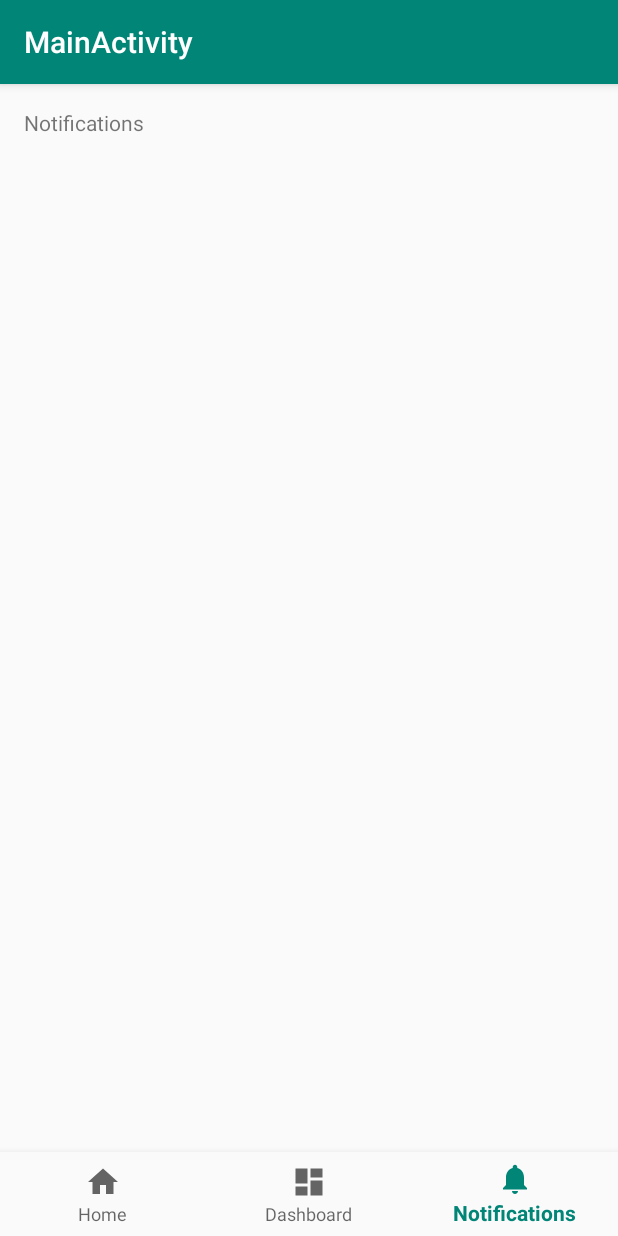
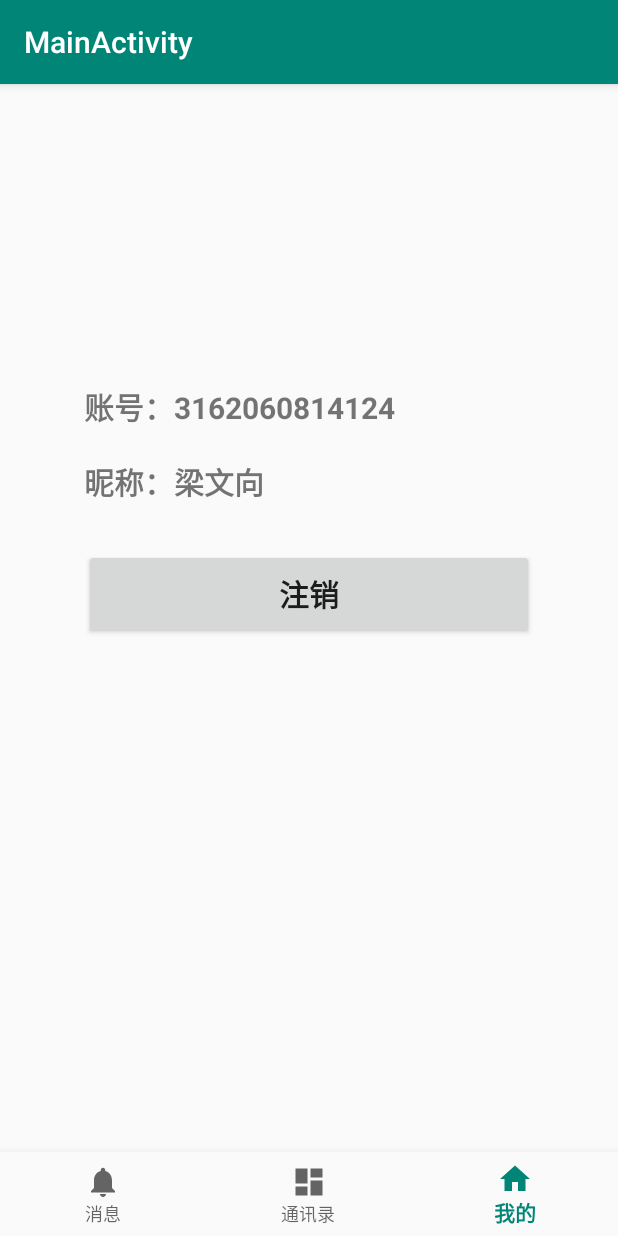
Before and after one commit to SpeakingSword/SocialSoftware, an Android app: the MainActivity screen opened directly, with no data from a screen before it, item 3 of the bottom bar chosen, on a phone screen of 412 x 824 dp. Run offline under Robolectric (Android 15) with nearby library versions, the phone set to English and light mode, and no system bars; libraries missing offline, so code that uses them is left out: com.netease.nimlib.

Commit message:
some change

```diff
--- a/app/build.gradle
+++ b/app/build.gradle
@@ -28,6 +28,7 @@
     implementation 'com.android.support:appcompat-v7:28.0.0'
     implementation 'com.android.support.constraint:constraint-layout:1.1.3'
     implementation 'com.android.support:design:28.0.0'
+    implementation 'com.android.support:support-v4:28.0.0'
     testImplementation 'junit:junit:4.12'
     androidTestImplementation 'com.android.support.test:runner:1.0.2'
     androidTestImplementation 'com.android.support.test.espresso:espresso-core:3.0.2'
--- a/app/src/main/AndroidManifest.xml
+++ b/app/src/main/AndroidManifest.xml
@@ -107,7 +107,6 @@
             android:exported="false"
             android:process=":core" />
 
-        <activity android:name=".MessageActivity" />
         <activity
             android:name=".MainActivity"
             android:label="@string/title_activity_main"></activity>
--- a/app/src/main/java/com/example/hp/tiptip/MainActivity.java
+++ b/app/src/main/java/com/example/hp/tiptip/MainActivity.java
@@ -1,15 +1,29 @@
 package com.example.hp.tiptip;
 
+import android.content.Intent;
+import android.net.Uri;
 import android.os.Bundle;
 import android.support.annotation.NonNull;
 import android.support.design.widget.BottomNavigationView;
+import android.support.v4.app.Fragment;
+import android.support.v4.app.FragmentManager;
+import android.support.v4.app.FragmentTransaction;
 import android.support.v7.app.AppCompatActivity;
 import android.view.MenuItem;
+import android.view.View;
 import android.widget.TextView;
 
-public class MainActivity extends AppCompatActivity {
+import com.netease.nimlib.sdk.NIMClient;
+import com.netease.nimlib.sdk.auth.AuthService;
 
-    private TextView mTextMessage;
+public class MainActivity extends AppCompatActivity implements NotificationFragment.OnFragmentInteractionListener,
+        ContactFragment.OnFragmentInteractionListener,SettingFragment.OnFragmentInteractionListener{
+
+
+    private NotificationFragment notificationFragment;
+    private ContactFragment contactFragment;
+    private SettingFragment settingFragment;
+    private Fragment isFrament;
 
     private BottomNavigationView.OnNavigationItemSelectedListener mOnNavigationItemSelectedListener
             = new BottomNavigationView.OnNavigationItemSelectedListener() {
@@ -18,13 +32,22 @@
         public boolean onNavigationItemSelected(@NonNull MenuItem item) {
             switch (item.getItemId()) {
                 case R.id.navigation_home:
-                    mTextMessage.setText(R.string.title_home);
+                    if (notificationFragment == null){
+                        notificationFragment = new NotificationFragment();
+                    }
+                    switchContent(isFrament,notificationFragment);
                     return true;
                 case R.id.navigation_dashboard:
-                    mTextMessage.setText(R.string.title_dashboard);
+                    if (contactFragment == null){
+                        contactFragment = new ContactFragment();
+                    }
+                    switchContent(isFrament,contactFragment);
                     return true;
                 case R.id.navigation_notifications:
-                    mTextMessage.setText(R.string.title_notifications);
+                    if (settingFragment == null){
+                        settingFragment = new SettingFragment();
+                    }
+                    switchContent(isFrament,settingFragment);
                     return true;
             }
             return false;
@@ -35,10 +58,48 @@
     protected void onCreate(Bundle savedInstanceState) {
         super.onCreate(savedInstanceState);
         setContentView(R.layout.activity_main);
-
-        mTextMessage = (TextView) findViewById(R.id.message);
-        BottomNavigationView navigation = (BottomNavigationView) findViewById(R.id.navigation);
+        initeFragment(savedInstanceState);
+        BottomNavigationView navigation =  findViewById(R.id.navigation);
         navigation.setOnNavigationItemSelectedListener(mOnNavigationItemSelectedListener);
     }
 
+    private void initeFragment(Bundle savedInstanceState){
+        if(savedInstanceState == null){
+            FragmentManager fm = getSupportFragmentManager();
+            FragmentTransaction ft = fm.beginTransaction();
+            if (notificationFragment == null){
+                notificationFragment = new NotificationFragment();
+            }
+            isFrament = notificationFragment;
+            ft.replace(R.id.container,notificationFragment).commit();
+        }
+    }
+
+    private void switchContent(Fragment form, Fragment to){
+        if (isFrament != to){
+            isFrament = to;
+            FragmentManager fm = getSupportFragmentManager();
+            FragmentTransaction ft = fm.beginTransaction();
+            if (!to.isAdded()){
+                ft.hide(form).add(R.id.container,to).commit();
+            }else{
+                ft.hide(form).show(to).commit();
+            }
+        }
+    }
+
+    @Override
+    public void onContactFragmentInteraction(Uri uri) {
+
+    }
+
+    @Override
+    public void onNotificationFragmentInteraction(Uri uri) {
+
+    }
+
+    @Override
+    public void onSettingFragmentInteraction(Uri uri) {
+
+    }
 }
--- a/app/src/main/java/com/example/hp/tiptip/MyApplication.java
+++ b/app/src/main/java/com/example/hp/tiptip/MyApplication.java
@@ -40,7 +40,7 @@
 
         // 如果将新消息通知提醒托管给 SDK 完成，需要添加以下配置。否则无需设置。
         StatusBarNotificationConfig config = new StatusBarNotificationConfig();
-       config.notificationEntrance = MessageActivity.class; // 点击通知栏跳转到该Activity
+       config.notificationEntrance = MainActivity.class; // 点击通知栏跳转到该Activity
 //        config.notificationSmallIconId = R.drawable.logo;
         // 呼吸灯配置
         config.ledARGB = Color.GREEN;
--- /dev/null
+++ b/app/src/main/java/com/example/hp/tiptip/NotificationFragment.java
@@ -0,0 +1,108 @@
+package com.example.hp.tiptip;
+
+import android.content.Context;
+import android.net.Uri;
+import android.os.Bundle;
+import android.support.v4.app.Fragment;
+import android.view.LayoutInflater;
+import android.view.View;
+import android.view.ViewGroup;
+
+
+/**
+ * A simple {@link Fragment} subclass.
+ * Activities that contain this fragment must implement the
+ * {@link NotificationFragment.OnFragmentInteractionListener} interface
+ * to handle interaction events.
+ * Use the {@link NotificationFragment#newInstance} factory method to
+ * create an instance of this fragment.
+ */
+public class NotificationFragment extends Fragment {
+    // TODO: Rename parameter arguments, choose names that match
+    // the fragment initialization parameters, e.g. ARG_ITEM_NUMBER
+    private static final String ARG_PARAM1 = "param1";
+    private static final String ARG_PARAM2 = "param2";
+
+    // TODO: Rename and change types of parameters
+    private String mParam1;
+    private String mParam2;
+
+    private OnFragmentInteractionListener mListener;
+
+    public NotificationFragment() {
+        // Required empty public constructor
+    }
+
+    /**
+     * Use this factory method to create a new instance of
+     * this fragment using the provided parameters.
+     *
+     * @param param1 Parameter 1.
+     * @param param2 Parameter 2.
+     * @return A new instance of fragment NotificationFragment.
+     */
+    // TODO: Rename and change types and number of parameters
+    public static NotificationFragment newInstance(String param1, String param2) {
+        NotificationFragment fragment = new NotificationFragment();
+        Bundle args = new Bundle();
+        args.putString(ARG_PARAM1, param1);
+        args.putString(ARG_PARAM2, param2);
+        fragment.setArguments(args);
+        return fragment;
+    }
+
+    @Override
+    public void onCreate(Bundle savedInstanceState) {
+        super.onCreate(savedInstanceState);
+        if (getArguments() != null) {
+            mParam1 = getArguments().getString(ARG_PARAM1);
+            mParam2 = getArguments().getString(ARG_PARAM2);
+        }
+    }
+
+    @Override
+    public View onCreateView(LayoutInflater inflater, ViewGroup container,
+                             Bundle savedInstanceState) {
+        // Inflate the layout for this fragment
+        return inflater.inflate(R.layout.fragment_notification, container, false);
+    }
+
+    // TODO: Rename method, update argument and hook method into UI event
+    public void onButtonPressed(Uri uri) {
+        if (mListener != null) {
+            mListener.onNotificationFragmentInteraction(uri);
+        }
+    }
+
+    @Override
+    public void onAttach(Context context) {
+        super.onAttach(context);
+        if (context instanceof OnFragmentInteractionListener) {
+            mListener = (OnFragmentInteractionListener) context;
+        } else {
+            throw new RuntimeException(context.toString()
+                    + " must implement OnFragmentInteractionListener");
+        }
+    }
+
+    @Override
+    public void onDetach() {
+        super.onDetach();
+        mListener = null;
+    }
+
+    /**
+     * This interface must be implemented by activities that contain this
+     * fragment to allow an interaction in this fragment to be communicated
+     * to the activity and potentially other fragments contained in that
+     * activity.
+     * <p>
+     * See the Android Training lesson <a href=
+     * "http://developer.android.com/training/basics/fragments/communicating.html"
+     * >Communicating with Other Fragments</a> for more information.
+     */
+    public interface OnFragmentInteractionListener {
+        // TODO: Update argument type and name
+        void onNotificationFragmentInteraction(Uri uri);
+    }
+}
--- /dev/null
+++ b/app/src/main/java/com/example/hp/tiptip/SettingFragment.java
@@ -0,0 +1,127 @@
+package com.example.hp.tiptip;
+
+import android.content.Context;
+import android.content.Intent;
+import android.net.Uri;
+import android.os.Bundle;
+import android.support.annotation.Nullable;
+import android.support.v4.app.Fragment;
+import android.view.LayoutInflater;
+import android.view.View;
+import android.view.ViewGroup;
+import android.widget.Button;
+
+import com.netease.nimlib.sdk.NIMClient;
+import com.netease.nimlib.sdk.auth.AuthService;
+
+
+/**
+ * A simple {@link Fragment} subclass.
+ * Activities that contain this fragment must implement the
+ * {@link SettingFragment.OnFragmentInteractionListener} interface
+ * to handle interaction events.
+ * Use the {@link SettingFragment#newInstance} factory method to
+ * create an instance of this fragment.
+ */
+public class SettingFragment extends Fragment {
+    // TODO: Rename parameter arguments, choose names that match
+    // the fragment initialization parameters, e.g. ARG_ITEM_NUMBER
+    private static final String ARG_PARAM1 = "param1";
+    private static final String ARG_PARAM2 = "param2";
+
+    // TODO: Rename and change types of parameters
+    private String mParam1;
+    private String mParam2;
+
+    private OnFragmentInteractionListener mListener;
+
+    public SettingFragment() {
+        // Required empty public constructor
+    }
+
+    /**
+     * Use this factory method to create a new instance of
+     * this fragment using the provided parameters.
+     *
+     * @param param1 Parameter 1.
+     * @param param2 Parameter 2.
+     * @return A new instance of fragment SettingFragment.
+     */
+    // TODO: Rename and change types and number of parameters
+    public static SettingFragment newInstance(String param1, String param2) {
+        SettingFragment fragment = new SettingFragment();
+        Bundle args = new Bundle();
+        args.putString(ARG_PARAM1, param1);
+        args.putString(ARG_PARAM2, param2);
+        fragment.setArguments(args);
+        return fragment;
+    }
+
+    @Override
+    public void onCreate(Bundle savedInstanceState) {
+        super.onCreate(savedInstanceState);
+        if (getArguments() != null) {
+            mParam1 = getArguments().getString(ARG_PARAM1);
+            mParam2 = getArguments().getString(ARG_PARAM2);
+        }
+    }
+
+    @Override
+    public View onCreateView(LayoutInflater inflater, ViewGroup container,
+                             Bundle savedInstanceState) {
+        // Inflate the layout for this fragment
+        return inflater.inflate(R.layout.fragment_setting, container, false);
+    }
+
+    // TODO: Rename method, update argument and hook method into UI event
+    public void onButtonPressed(Uri uri) {
+        if (mListener != null) {
+            mListener.onSettingFragmentInteraction(uri);
+        }
+    }
+
+    @Override
+    public void onAttach(Context context) {
+        super.onAttach(context);
+        if (context instanceof OnFragmentInteractionListener) {
+            mListener = (OnFragmentInteractionListener) context;
+        } else {
+            throw new RuntimeException(context.toString()
+                    + " must implement OnFragmentInteractionListener");
+        }
+    }
+
+    @Override
+    public void onDetach() {
+        super.onDetach();
+        mListener = null;
+    }
+
+    /**
+     * This interface must be implemented by activities that contain this
+     * fragment to allow an interaction in this fragment to be communicated
+     * to the activity and potentially other fragments contained in that
+     * activity.
+     * <p>
+     * See the Android Training lesson <a href=
+     * "http://developer.android.com/training/basics/fragments/communicating.html"
+     * >Communicating with Other Fragments</a> for more information.
+     */
+    public interface OnFragmentInteractionListener {
+        // TODO: Update argument type and name
+        void onSettingFragmentInteraction(Uri uri);
+    }
+
+    @Override
+    public void onActivityCreated(@Nullable Bundle savedInstanceState) {
+        super.onActivityCreated(savedInstanceState);
+        getActivity().findViewById(R.id.logoutBtn).setOnClickListener(new View.OnClickListener() {
+            @Override
+            public void onClick(View v) {
+                //NIMClient.getService(AuthService.class).logout();
+                startActivity(new Intent(getActivity(),LoginActivity.class));
+                getActivity().finish();
+            }
+        });
+    }
+}
--- a/app/src/main/res/layout/activity_main.xml
+++ b/app/src/main/res/layout/activity_main.xml
@@ -7,16 +7,6 @@
     android:layout_height="match_parent"
     tools:context=".MainActivity">
 
-    <TextView
-        android:id="@+id/message"
-        android:layout_width="wrap_content"
-        android:layout_height="wrap_content"
-        android:layout_marginStart="@dimen/activity_horizontal_margin"
-        android:layout_marginLeft="@dimen/activity_horizontal_margin"
-        android:layout_marginTop="@dimen/activity_vertical_margin"
-        android:text="@string/title_home"
-        app:layout_constraintLeft_toLeftOf="parent"
-        app:layout_constraintTop_toTopOf="parent" />
 
     <android.support.design.widget.BottomNavigationView
         android:id="@+id/navigation"
--- /dev/null
+++ b/app/src/main/res/layout/fragment_setting.xml
@@ -0,0 +1,51 @@
+<?xml version="1.0" encoding="utf-8"?>
+<FrameLayout xmlns:android="http://schemas.android.com/apk/res/android"
+    xmlns:tools="http://schemas.android.com/tools"
+    android:layout_width="match_parent"
+    android:layout_height="match_parent"
+    tools:context=".SettingFragment">
+
+    <!-- TODO: Update blank fragment layout -->
+    <LinearLayout
+        android:layout_width="300dp"
+        android:layout_height="match_parent"
+        android:layout_gravity="center_horizontal"
+        android:orientation="vertical">
+        <ImageView
+            android:layout_marginTop="30dp"
+            android:id="@+id/userAvatar"
+            android:layout_width="140dp"
+            android:layout_height="140dp"
+            android:layout_marginBottom="20dp"
+            android:layout_gravity="center_horizontal"
+            />
+        <TextView
+            android:id="@+id/userId"
+            android:layout_width="match_parent"
+            android:layout_height="50dp"
+            android:textSize="20sp"
+            android:textStyle="bold"
+            android:gravity="left|center_vertical"
+            android:text="账号：3162060814124"
+            />
+        <TextView
+            android:layout_width="match_parent"
+            android:layout_height="50dp"
+            android:textSize="20sp"
+            android:textStyle="bold"
+            android:gravity="left|center_vertical"
+            android:text="昵称：梁文向"
+            />
+        <Button
+            android:id="@+id/logoutBtn"
+            android:layout_marginTop="20dp"
+            android:layout_width="300dp"
+            android:layout_height="60dp"
+            android:text="注销"
+            android:textStyle="bold"
+            android:textSize="20sp"
+            android:layout_gravity="center_horizontal"
+            />
+    </LinearLayout>
+
+</FrameLayout>
--- a/app/src/main/res/menu/navigation.xml
+++ b/app/src/main/res/menu/navigation.xml
@@ -3,7 +3,7 @@
 
     <item
         android:id="@+id/navigation_home"
-        android:icon="@drawable/ic_home_black_24dp"
+        android:icon="@drawable/ic_notifications_black_24dp"
         android:title="@string/title_home" />
 
     <item
@@ -13,7 +13,7 @@
 
     <item
         android:id="@+id/navigation_notifications"
-        android:icon="@drawable/ic_notifications_black_24dp"
+        android:icon="@drawable/ic_home_black_24dp"
         android:title="@string/title_notifications" />
 
 </menu>
--- a/app/src/main/res/values/strings.xml
+++ b/app/src/main/res/values/strings.xml
@@ -14,7 +14,10 @@
         completions."
     </string>
     <string name="title_activity_main">MainActivity</string>
-    <string name="title_home">Home</string>
-    <string name="title_dashboard">Dashboard</string>
-    <string name="title_notifications">Notifications</string>
+    <string name="title_home">消息</string>
+    <string name="title_dashboard">通讯录</string>
+    <string name="title_notifications">我的</string>
+
+    <!-- TODO: Remove or change this placeholder text -->
+    <string name="hello_blank_fragment">Hello blank fragment</string>
 </resources>
```
Also changed, not shown: app/src/main/java/com/example/hp/tiptip/ContactFragment.java (added, +108 -0 lines), app/src/main/java/com/example/hp/tiptip/LoginActivity.java (+4 -4 lines), app/src/main/res/layout/fragment_contact.xml (added, +14 -0 lines), app/src/main/res/layout/fragment_notification.xml (added, +14 -0 lines).
